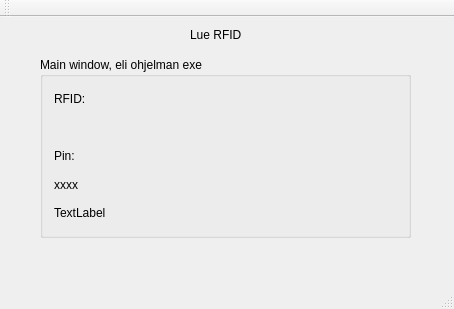
Above: BankSimul/mainwindow.ui from Vaara/BankSim100 before the change. Below: the same form after it.
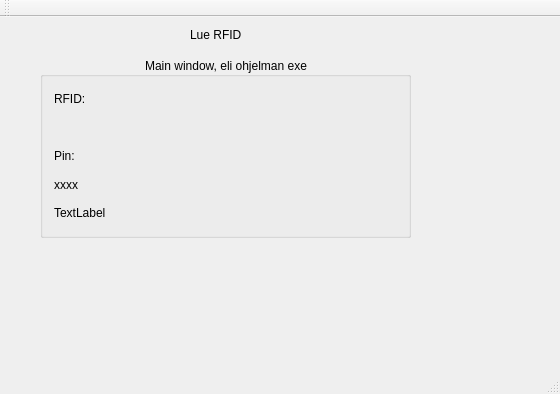
That is the form after the change.

Patch:
```diff
--- a/BankSimul/mainwindow.ui
+++ b/BankSimul/mainwindow.ui
@@ -6,13 +6,19 @@
    <rect>
     <x>0</x>
     <y>0</y>
-    <width>454</width>
-    <height>309</height>
+    <width>560</width>
+    <height>394</height>
    </rect>
   </property>
   <property name="windowTitle">
    <string>MainWindow</string>
   </property>
+  <property name="layoutDirection">
+   <enum>Qt::LeftToRight</enum>
+  </property>
+  <property name="tabShape">
+   <enum>QTabWidget::Rounded</enum>
+  </property>
   <widget class="QWidget" name="centralWidget">
    <widget class="QGroupBox" name="groupBox">
     <property name="geometry">
@@ -23,9 +29,15 @@
       <height>181</height>
      </rect>
     </property>
+    <property name="layoutDirection">
+     <enum>Qt::RightToLeft</enum>
+    </property>
     <property name="title">
      <string>Main window, eli ohjelman exe</string>
     </property>
+    <property name="alignment">
+     <set>Qt::AlignCenter</set>
+    </property>
     <layout class="QVBoxLayout" name="verticalLayout">
      <item>
       <widget class="QLabel" name="titleRFID">
```
Left out of the diff: 2 changed lines with no effect on the pictures.
